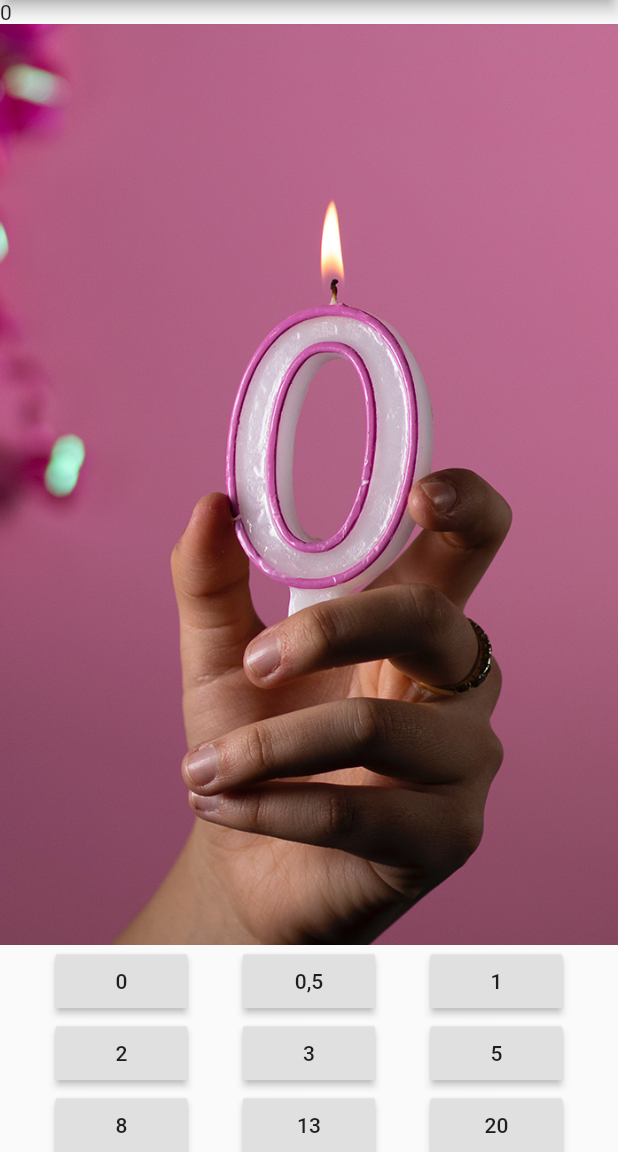
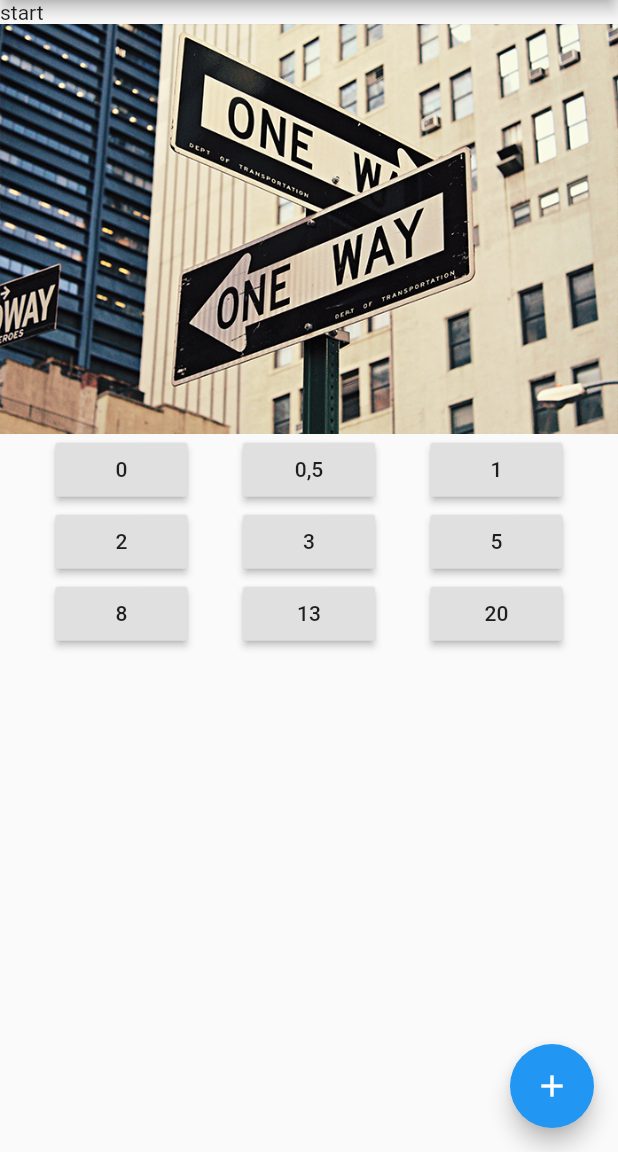
Before and after one commit to shadowframe/agilpoker, a Flutter app: the screen it shows after launch, on a phone screen of 412 x 824 dp, the part 84-1236 px from its top. Run offline on Flutter 3.47's test engine with Material 2 defaults, Android fonts, the light colour scheme and no system bars.

Commit message:
button für buttons implementieren

```diff
--- a/lib/main.dart
+++ b/lib/main.dart
@@ -13,7 +13,7 @@ class MyApp extends StatefulWidget {
 }
 
 class MyAppState extends State<MyApp> {
-  var questionIndex = 0;
+  var questionIndex = 9;
 
   void answerQuestion() {
     setState(() {
@@ -22,7 +22,7 @@ class MyAppState extends State<MyApp> {
     print(questionIndex);
   }
 
-  var questions = ['0', '0,5', '1', '2', '3', '5', '8', '13', '20'];
+  var questions = ['0', '0,5', '1', '2', '3', '5', '8', '13', '20', 'start'];
 
   @override
   Widget build(BuildContext context) {
@@ -32,18 +32,16 @@ class MyAppState extends State<MyApp> {
           title: Text('Agil Poker'),
           backgroundColor: Colors.pinkAccent,
         ),
+        floatingActionButton: FloatingActionButton(
+        onPressed: () => setState(() => questionIndex = 4),
+        tooltip: 'Increment Counter',
+        child: const Icon(Icons.add),
+      ),
+
         body: ListView(
           children: <Widget>[
             Text(questions[questionIndex]),
             Image.asset('assets/' + questions[questionIndex] + '.png'),
-            // RaisedButton(child: Text('Antwort1'), onPressed: answerQuestion),
-            // RaisedButton(
-            //   child: Text('Antwort2'),
-            //   onPressed: () => print('Antwort 2'),
-            // ),
-
-            // Template für den Button, zieht Bezeichnung aus der Liste
-            // setzt den Index auf festen Wert
 
             Row(mainAxisAlignment: MainAxisAlignment.spaceEvenly, children: [
               RaisedButton(
@@ -58,7 +56,6 @@ class MyAppState extends State<MyApp> {
               RaisedButton(
                 child: Text(questions[1]),
                 onPressed: () {
-                  // bischen Code
                   questionIndex = 1;
                   print(questionIndex);
                   answerQuestion();
@@ -67,19 +64,16 @@ class MyAppState extends State<MyApp> {
               RaisedButton(
                 child: Text(questions[2]),
                 onPressed: () {
-                  // bischen Code
                   questionIndex = 2;
                   print(questionIndex);
                   answerQuestion();
                 },
               ),
             ]),
-
             Row(mainAxisAlignment: MainAxisAlignment.spaceEvenly, children: [
               RaisedButton(
                 child: Text(questions[3]),
                 onPressed: () {
-                  // bischen Code
                   questionIndex = 3;
                   print(questionIndex);
                   answerQuestion();
@@ -88,7 +82,6 @@ class MyAppState extends State<MyApp> {
               RaisedButton(
                 child: Text(questions[4]),
                 onPressed: () {
-                  // bischen Code
                   questionIndex = 4;
                   print(questionIndex);
                   answerQuestion();
@@ -97,19 +90,16 @@ class MyAppState extends State<MyApp> {
               RaisedButton(
                 child: Text(questions[5]),
                 onPressed: () {
-                  // bischen Code
                   questionIndex = 5;
                   print(questionIndex);
                   answerQuestion();
                 },
               ),
             ]),
-
             Row(mainAxisAlignment: MainAxisAlignment.spaceEvenly, children: [
               RaisedButton(
                 child: Text(questions[6]),
                 onPressed: () {
-                  // bischen Code
                   questionIndex = 6;
                   print(questionIndex);
                   answerQuestion();
@@ -118,7 +108,6 @@ class MyAppState extends State<MyApp> {
               RaisedButton(
                 child: Text(questions[7]),
                 onPressed: () {
-                  // bischen Code
                   questionIndex = 7;
                   print(questionIndex);
                   answerQuestion();
@@ -127,7 +116,6 @@ class MyAppState extends State<MyApp> {
               RaisedButton(
                 child: Text(questions[8]),
                 onPressed: () {
-                  // bischen Code
                   questionIndex = 8;
                   print(questionIndex);
                   answerQuestion();
```
Also changed, not shown: assets/start.png (added), 1 other file.
